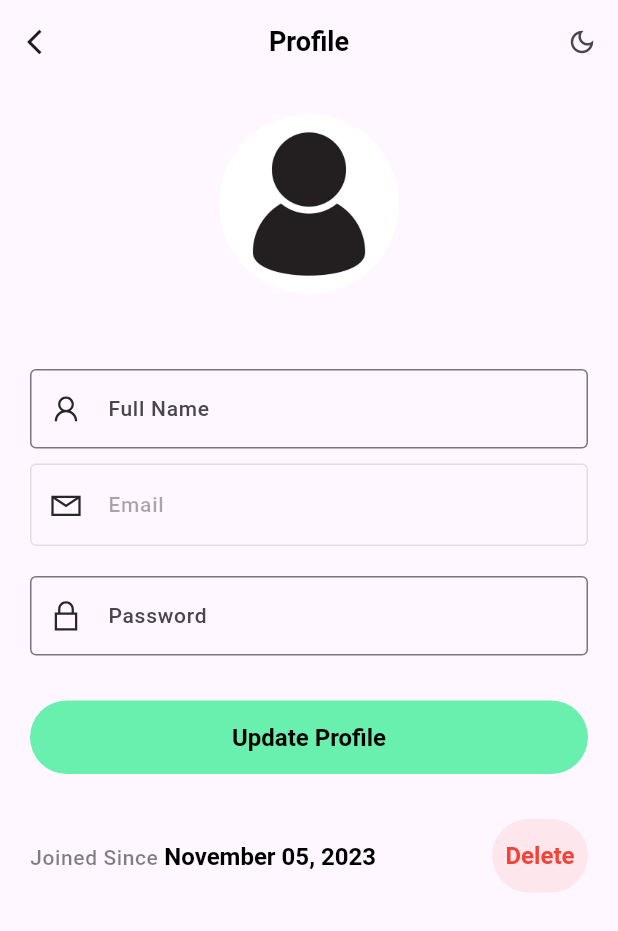
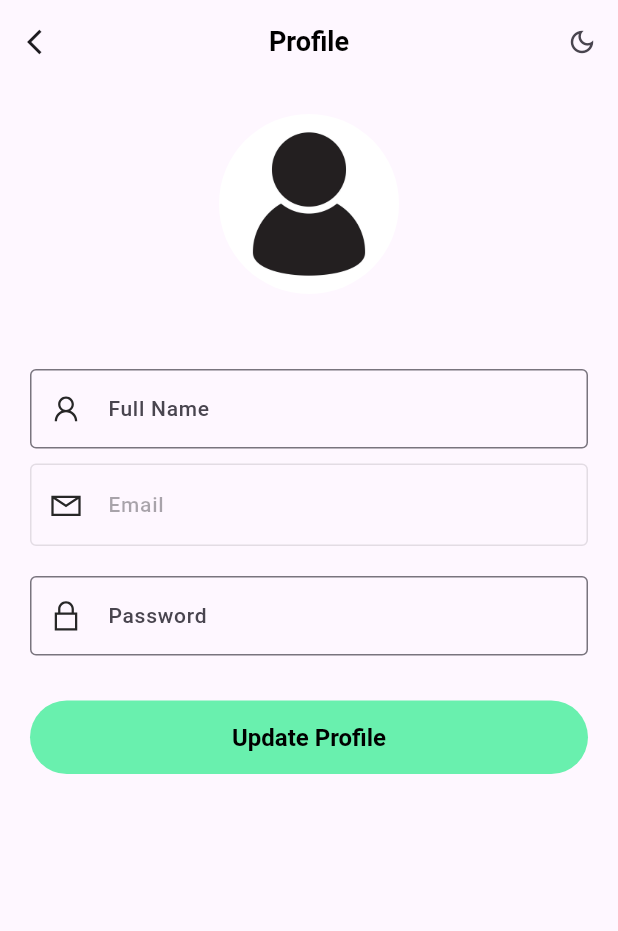
Before and after one commit to Tayyab2267/everyday_chronicles, a Flutter app: the ProfileScreen screen opened directly, on a phone screen of 412 x 824 dp. Shown: the top 931 px of the screen. Run offline on Flutter 3.47's test engine with Material 3 defaults, Android fonts, the light colour scheme and no system bars; our stand-ins replace awesome_notifications, cloud_firestore, firebase_auth, firebase_core, flutter_local_notifications, flutter_otp_text_field and 20 more; missing offline and left inert: call_log, carp_background_location, dart:ffi, device_apps, flutter_background_geolocation, photo_gallery and 3 more; accounts and stored records are empty; Roboto replaces fonts that are missing (Poppins).

Commit message:
little changes

```diff
--- a/lib/main.dart
+++ b/lib/main.dart
@@ -390,6 +390,12 @@ void main() async {
   /// awesome_notification
   await Noti.initializeNotification();
 
+  // Lock the orientation to portrait
+  SystemChrome.setPreferredOrientations([
+    DeviceOrientation.portraitUp,
+    DeviceOrientation.portraitDown,
+  ]);
+
   runApp(const MyApp());
 }
 
--- a/lib/src/features/core/screens/profile/profile_screen.dart
+++ b/lib/src/features/core/screens/profile/profile_screen.dart
@@ -135,38 +135,38 @@ class ProfileScreen extends StatelessWidget {
                               ),
                             ),
                             const SizedBox(height: myFormHeight),
-                            Row(
-                              mainAxisAlignment: MainAxisAlignment.spaceBetween,
-                              children: [
-                                Text.rich(
-                                  TextSpan(
-                                    text: "Joined Since ",
-                                    style:
-                                        Theme.of(context).textTheme.bodySmall,
-                                    children: [
-                                      TextSpan(
-                                        text: "November 05, 2023",
-                                        style: Theme.of(context)
-                                            .textTheme
-                                            .titleLarge,
-                                      ),
-                                    ],
-                                  ),
-                                ),
-                                ElevatedButton(
-                                  onPressed: () {},
-                                  style: ElevatedButton.styleFrom(
-                                    backgroundColor:
-                                        Colors.redAccent.withOpacity(0.1),
-                                    elevation: 0,
-                                    foregroundColor: Colors.red,
-                                    shape: const StadiumBorder(),
-                                    side: BorderSide.none,
-                                  ),
-                                  child: const Text("Delete"),
-                                ),
-                              ],
-                            ),
+                            // Row(
+                            //   mainAxisAlignment: MainAxisAlignment.spaceBetween,
+                            //   children: [
+                            //     Text.rich(
+                            //       TextSpan(
+                            //         text: "Joined Since ",
+                            //         style:
+                            //             Theme.of(context).textTheme.bodySmall,
+                            //         children: [
+                            //           TextSpan(
+                            //             text: "November 05, 2023",
+                            //             style: Theme.of(context)
+                            //                 .textTheme
+                            //                 .titleLarge,
+                            //           ),
+                            //         ],
+                            //       ),
+                            //     ),
+                            //     ElevatedButton(
+                            //       onPressed: () {},
+                            //       style: ElevatedButton.styleFrom(
+                            //         backgroundColor:
+                            //             Colors.redAccent.withOpacity(0.1),
+                            //         elevation: 0,
+                            //         foregroundColor: Colors.red,
+                            //         shape: const StadiumBorder(),
+                            //         side: BorderSide.none,
+                            //       ),
+                            //       child: const Text("Delete"),
+                            //     ),
+                            //   ],
+                            // ),
                           ],
                         ),
                       ),
```
Also changed, not shown: lib/src/repository/authentication_repository/authentication_repository.dart (+34 -1 lines).
